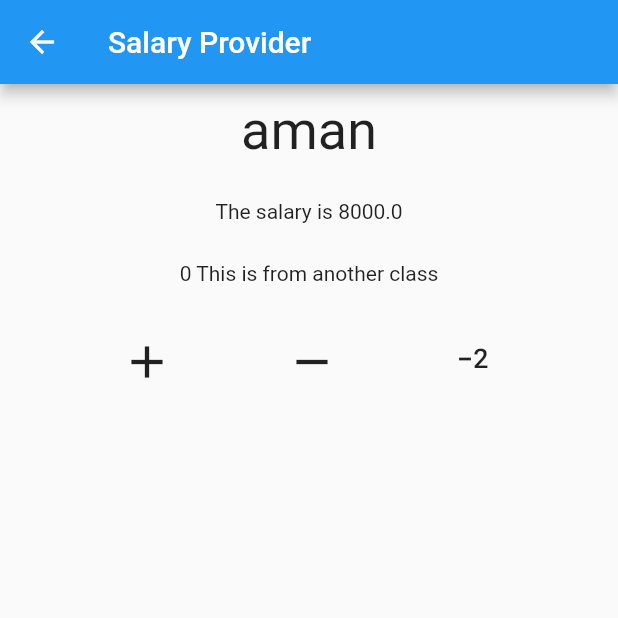
After one commit to sabil62/Routine, a Flutter app: the SalaryOperation screen opened directly, on a phone screen of 412 x 824 dp, the top half of it. The commit adds this screen. Run offline on Flutter 3.47's test engine with Material 2 defaults, Android fonts, the phone set to English and light mode, and no system bars; our stand-ins replace charts_flutter, flare_flutter; missing offline and left inert: flare_dart.

Commit message:
provider little complex with multiple

```diff
--- /dev/null
+++ b/lib/provider2/salaryOperations.dart
@@ -0,0 +1,77 @@
+import 'package:flutter/material.dart';
+import 'package:provider/provider.dart';
+import 'package:timeTable/provider/counterState.dart';
+import './salaryState.dart';
+
+class SalaryOperation extends StatelessWidget {
+  @override
+  Widget build(BuildContext context) {
+    return Scaffold(
+      appBar: AppBar(
+        title: Text('Salary Provider'),
+      ),
+      body: Padding(
+        padding: const EdgeInsets.all(10.0),
+        child: Column(
+          children: [
+            Builder(builder: (BuildContext context) {
+              return Text(
+                context.watch<SalaryState>().name,
+                style: TextStyle(fontSize: 36),
+              );
+            }),
+            SizedBox(
+              height: 25,
+            ),
+            Builder(builder: (BuildContext context) {
+              return Text('The salary is ' +
+                  context.watch<SalaryState>().salary.toString());
+            }),
+            SizedBox(
+              height: 25,
+            ),
+            Builder(builder: (BuildContext context) {
+              return Text(context.watch<CounterState>().count.toString() +
+                  ' This is from another class');
+            }),
+            SizedBox(
+              height: 25,
+            ),
+            Row(
+              mainAxisAlignment: MainAxisAlignment.spaceEvenly,
+              children: [
+                Builder(builder: (BuildContext context) {
+                  return IconButton(
+                      icon: Icon(
+                        Icons.add,
+                        size: 36,
+                      ),
+                      onPressed: () {
+                        context.read<SalaryState>().increment(1000);
+                      });
+                }),
+                Builder(builder: (BuildContext context) {
+                  return IconButton(
+                      icon: Icon(
+                        Icons.remove,
+                        size: 36,
+                      ),
+                      onPressed: () {
+                        context.read<SalaryState>().decrement(500);
+                      });
+                }),
+                Builder(builder: (BuildContext context) {
+                  return IconButton(
+                      icon: Icon(Icons.exposure_minus_2_outlined),
+                      onPressed: () {
+                        context.read<SalaryState>().multiply();
+                      });
+                })
+              ],
+            ),
+          ],
+        ),
+      ),
+    );
+  }
+}
--- /dev/null
+++ b/lib/provider2/salaryState.dart
@@ -0,0 +1,20 @@
+import 'package:flutter/cupertino.dart';
+
+class SalaryState extends ChangeNotifier {
+  double salary = 8000;
+  String name = 'aman';
+  increment(amount) {
+    salary = salary + amount;
+    notifyListeners();
+  }
+
+  decrement(amount) {
+    salary = salary - amount;
+    notifyListeners();
+  }
+
+  multiply() {
+    salary = salary * 2;
+    notifyListeners();
+  }
+}
```
Also changed, not shown: lib/Provider1_Simple/FrontMainProvider.dart (deleted, +0 -17 lines), lib/Provider1_Simple/counterState.dart (deleted, +0 -15 lines), lib/Provider1_Simple/operationProvider.dart (deleted, +0 -45 lines), lib/Provider2_littleComplex/counterOperations.dart (+10 -11 lines), lib/Provider2_littleComplex/homeCounterMain.dart (+4 -4 lines), lib/provider2/salaryProvider.dart (added, +18 -0 lines).
